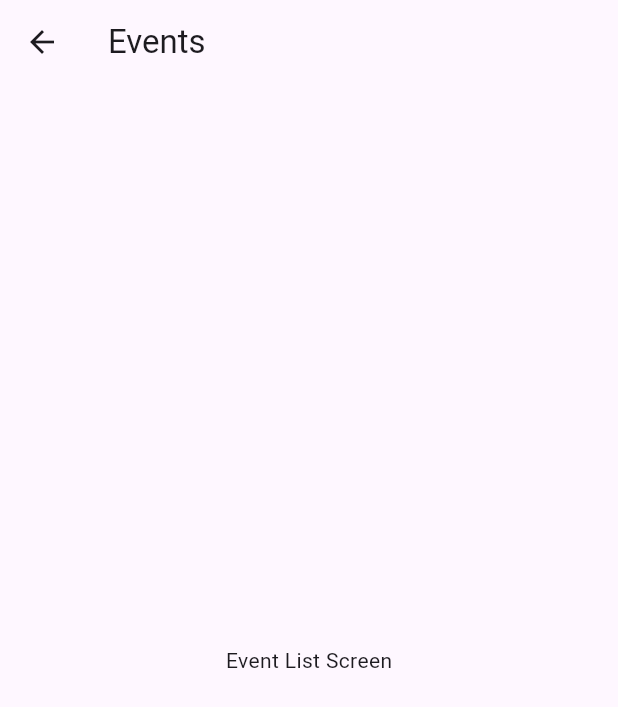
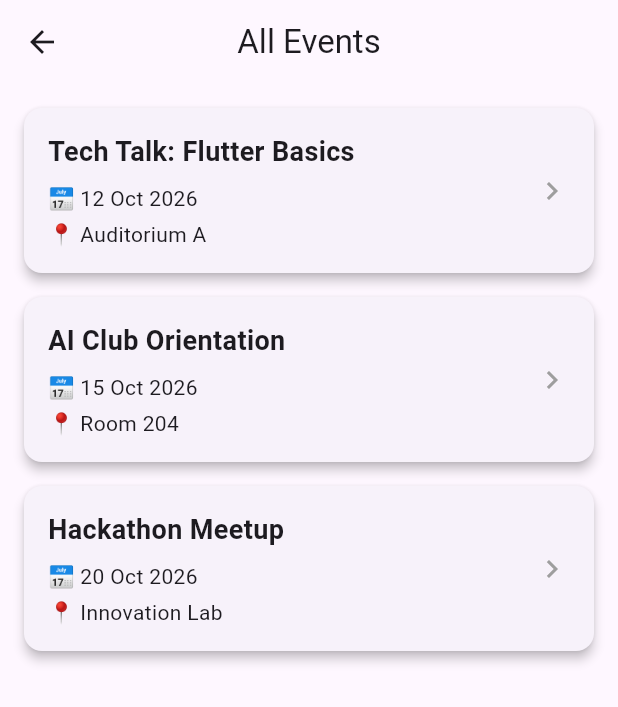
Before and after one commit to kalviumcommunity/S44-0126-Alpha-Full-Stack-With-FlutterAnd-Firebase-CampConnect, a Flutter app: the EventListScreen screen opened directly, on a phone screen of 412 x 824 dp. Shown: the top 707 px of the screen. Run offline on Flutter 3.47's test engine with Material 3 defaults, Android fonts, the phone set to English and light mode, and no system bars; our stand-ins replace cloud_firestore, firebase_auth, firebase_core; accounts and stored records are empty.

Commit message:
feat: add events list and event detail UI (frontend)

```diff
--- a/camp_connect/lib/screens/event_list_screen.dart
+++ b/camp_connect/lib/screens/event_list_screen.dart
@@ -1,4 +1,26 @@
 import 'package:flutter/material.dart';
+import 'event_detail_screen.dart';
+
+final List<Map<String, String>> dummyEvents = [
+  {
+    'title': 'Tech Talk: Flutter Basics',
+    'date': '12 Oct 2026',
+    'location': 'Auditorium A',
+    'description': 'An introductory session on Flutter fundamentals.',
+  },
+  {
+    'title': 'AI Club Orientation',
+    'date': '15 Oct 2026',
+    'location': 'Room 204',
+    'description': 'Orientation for new members of the AI Club.',
+  },
+  {
+    'title': 'Hackathon Meetup',
+    'date': '20 Oct 2026',
+    'location': 'Innovation Lab',
+    'description': 'Meet fellow hackers and form teams.',
+  },
+];
 
 class EventListScreen extends StatelessWidget {
   const EventListScreen({super.key});
@@ -6,8 +28,55 @@ class EventListScreen extends StatelessWidget {
   @override
   Widget build(BuildContext context) {
     return Scaffold(
-      appBar: AppBar(title: const Text('Events')),
-      body: const Center(child: Text('Event List Screen')),
+      appBar: AppBar(title: const Text('All Events'), centerTitle: true),
+      body: ListView.builder(
+        padding: const EdgeInsets.all(16),
+        itemCount: dummyEvents.length,
+        itemBuilder: (context, index) {
+          final event = dummyEvents[index];
+
+          return Card(
+            elevation: 3,
+            margin: const EdgeInsets.only(bottom: 16),
+            child: InkWell(
+              onTap: () {
+                Navigator.push(
+                  context,
+                  MaterialPageRoute(
+                    builder: (_) => EventDetailScreen(event: event),
+                  ),
+                );
+              },
+              child: Padding(
+                padding: const EdgeInsets.all(16),
+                child: Row(
+                  children: [
+                    Expanded(
+                      child: Column(
+                        crossAxisAlignment: CrossAxisAlignment.start,
+                        children: [
+                          Text(
+                            event['title']!,
+                            style: const TextStyle(
+                              fontSize: 18,
+                              fontWeight: FontWeight.bold,
+                            ),
+                          ),
+                          const SizedBox(height: 8),
+                          Text('📅 ${event['date']}'),
+                          const SizedBox(height: 4),
+                          Text('📍 ${event['location']}'),
+                        ],
+                      ),
+                    ),
+                    const Icon(Icons.chevron_right, color: Colors.grey),
+                  ],
+                ),
+              ),
+            ),
+          );
+        },
+      ),
     );
   }
 }
```
Also changed, not shown: camp_connect/lib/screens/event_detail_screen.dart (+38 -2 lines).
